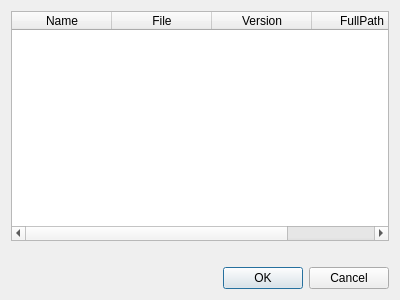
Old version of the form include/gepetto/gui/ui/pluginmanagerdialog.ui in the repository Gepetto/gepetto-viewer-corba.
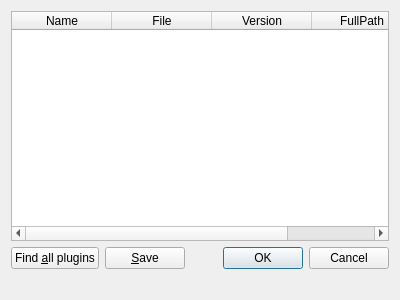
New version of the form. Icons and pictures are not drawn.

Commit message: Improve plugin manager dialog.

The edit to the form file:
```diff
--- a/include/gepetto/gui/ui/pluginmanagerdialog.ui
+++ b/include/gepetto/gui/ui/pluginmanagerdialog.ui
@@ -47,12 +47,34 @@
     </widget>
    </item>
    <item>
-    <widget class="QLabel" name="pluginMessage">
+    <layout class="QHBoxLayout" name="horizontalLayout_2">
+     <item>
+      <widget class="QPushButton" name="declareAllPluginsButton">
      <property name="text">
-      <string/>
+        <string>Find &amp;all plugins</string>
      </property>
     </widget>
    </item>
+     <item>
+      <widget class="QPushButton" name="saveButton">
+       <property name="text">
+        <string>&amp;Save</string>
+       </property>
+      </widget>
+     </item>
+     <item>
+      <spacer name="horizontalSpacer">
+       <property name="orientation">
+        <enum>Qt::Horizontal</enum>
+       </property>
+       <property name="sizeHint" stdset="0">
+        <size>
+         <width>40</width>
+         <height>20</height>
+        </size>
+       </property>
+      </spacer>
+     </item>
    <item>
     <widget class="QDialogButtonBox" name="pluginManagerButtonBox">
      <property name="orientation">
@@ -60,6 +82,15 @@
      </property>
      <property name="standardButtons">
       <set>QDialogButtonBox::Cancel|QDialogButtonBox::Ok</set>
+       </property>
+      </widget>
+     </item>
+    </layout>
+   </item>
+   <item>
+    <widget class="QLabel" name="pluginMessage">
+     <property name="text">
+      <string/>
      </property>
     </widget>
    </item>
```
Lines whose indentation alone changed are shown as unchanged. The commit also changes 4 other files.
